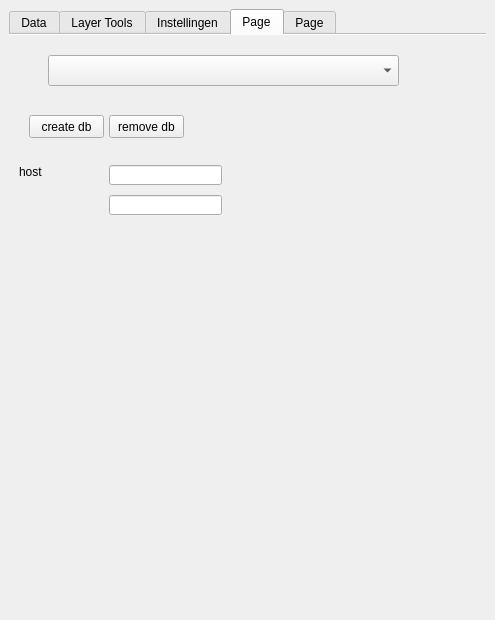
Above: Datachecker_dockwidget_base.ui from Siebrand-HHD/OASDGLDatachecker before the change. Below: the same form after it.
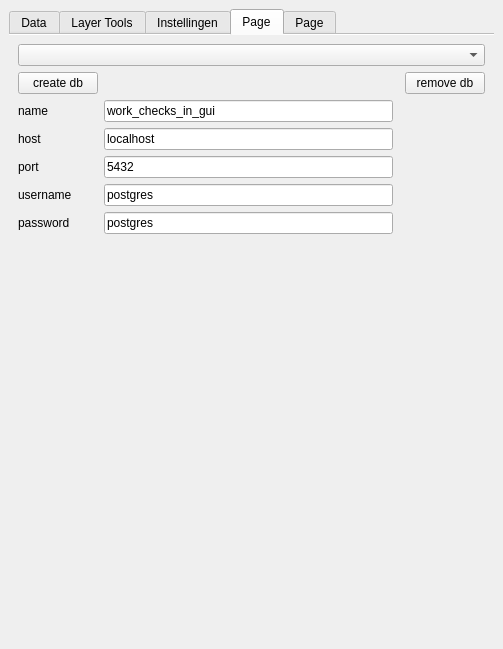
That is the form after the change. The open tabs and pages were chosen to show the change. Custom widgets are drawn as their Qt base class.

Commit message: verwijzingen relatief, create db + verbinding in Qgis

Patch:
```diff
--- a/Datachecker_dockwidget_base.ui
+++ b/Datachecker_dockwidget_base.ui
@@ -6,8 +6,8 @@
    <rect>
     <x>0</x>
     <y>0</y>
-    <width>495</width>
-    <height>620</height>
+    <width>503</width>
+    <height>649</height>
    </rect>
   </property>
   <property name="windowTitle">
@@ -946,75 +946,108 @@
        <attribute name="title">
         <string>Page</string>
        </attribute>
-       <widget class="QPushButton" name="pushButton_2">
-        <property name="geometry">
-         <rect>
-          <x>20</x>
-          <y>80</y>
-          <width>75</width>
-          <height>23</height>
-         </rect>
-        </property>
-        <property name="text">
-         <string>create db</string>
-        </property>
-       </widget>
-       <widget class="QPushButton" name="pushButton_4">
-        <property name="geometry">
-         <rect>
-          <x>100</x>
-          <y>80</y>
-          <width>75</width>
-          <height>23</height>
-         </rect>
-        </property>
-        <property name="text">
-         <string>remove db</string>
-        </property>
-       </widget>
-       <widget class="QComboBox" name="bestaandeDatabases">
-        <property name="geometry">
-         <rect>
-          <x>39</x>
-          <y>20</y>
-          <width>351</width>
-          <height>31</height>
-         </rect>
-        </property>
-       </widget>
-       <widget class="QLineEdit" name="lineEdit">
-        <property name="geometry">
-         <rect>
-          <x>100</x>
-          <y>130</y>
-          <width>113</width>
-          <height>20</height>
-         </rect>
-        </property>
-       </widget>
-       <widget class="QLineEdit" name="lineEdit_2">
-        <property name="geometry">
-         <rect>
-          <x>100</x>
-          <y>160</y>
-          <width>113</width>
-          <height>20</height>
-         </rect>
-        </property>
-       </widget>
-       <widget class="QLabel" name="label_25">
-        <property name="geometry">
-         <rect>
-          <x>10</x>
-          <y>130</y>
-          <width>47</width>
-          <height>14</height>
-         </rect>
-        </property>
-        <property name="text">
-         <string>host</string>
-        </property>
-       </widget>
+       <layout class="QGridLayout" name="gridLayout_2">
+        <item row="1" column="3">
+         <widget class="QPushButton" name="pushButton_4">
+          <property name="text">
+           <string>remove db</string>
+          </property>
+         </widget>
+        </item>
+        <item row="0" column="0" colspan="4">
+         <widget class="QComboBox" name="bestaandeDatabases"/>
+        </item>
+        <item row="1" column="0">
+         <widget class="QPushButton" name="createdbButton">
+          <property name="text">
+           <string>create db</string>
+          </property>
+         </widget>
+        </item>
+        <item row="2" column="0">
+         <widget class="QLabel" name="label_57">
+          <property name="text">
+           <string>name</string>
+          </property>
+         </widget>
+        </item>
+        <item row="6" column="0">
+         <widget class="QLabel" name="label_28">
+          <property name="text">
+           <string>password</string>
+          </property>
+         </widget>
+        </item>
+        <item row="3" column="0">
+         <widget class="QLabel" name="label_25">
+          <property name="text">
+           <string>host</string>
+          </property>
+         </widget>
+        </item>
+        <item row="4" column="1">
+         <widget class="QLineEdit" name="dbPort">
+          <property name="text">
+           <string>5432</string>
+          </property>
+         </widget>
+        </item>
+        <item row="4" column="0">
+         <widget class="QLabel" name="label_26">
+          <property name="text">
+           <string>port</string>
+          </property>
+         </widget>
+        </item>
+        <item row="5" column="1">
+         <widget class="QLineEdit" name="dbUsername">
+          <property name="text">
+           <string>postgres</string>
+          </property>
+         </widget>
+        </item>
+        <item row="5" column="0">
+         <widget class="QLabel" name="label_27">
+          <property name="text">
+           <string>username</string>
+          </property>
+         </widget>
+        </item>
+        <item row="2" column="1">
+         <widget class="QLineEdit" name="dbName">
+          <property name="text">
+           <string>work_checks_in_gui</string>
+          </property>
+         </widget>
+        </item>
+        <item row="6" column="1">
+         <widget class="QLineEdit" name="dbPassword">
+          <property name="text">
+           <string>postgres</string>
+          </property>
+         </widget>
+        </item>
+        <item row="3" column="1">
+         <widget class="QLineEdit" name="dbHost">
+          <property name="text">
+           <string>localhost</string>
+          </property>
+         </widget>
+        </item>
+        <item row="7" column="1">
+         <spacer name="verticalSpacer_13">
+          <property name="orientation">
+           <enum>Qt::Vertical</enum>
+          </property>
+          <property name="sizeHint" stdset="0">
+           <size>
+            <width>20</width>
+            <height>40</height>
+           </size>
+          </property>
+         </spacer>
+        </item>
+       </layout>
       </widget>
       <widget class="QWidget" name="tab_5">
        <attribute name="title">
```
Left out of the diff: 2 changed lines with no effect on the pictures. The commit also changes 4 other files.
